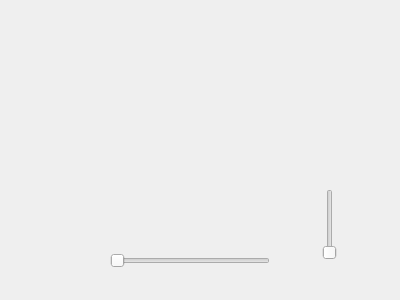
TG-theghost/media, file mediawidget.ui: the form before one commit.
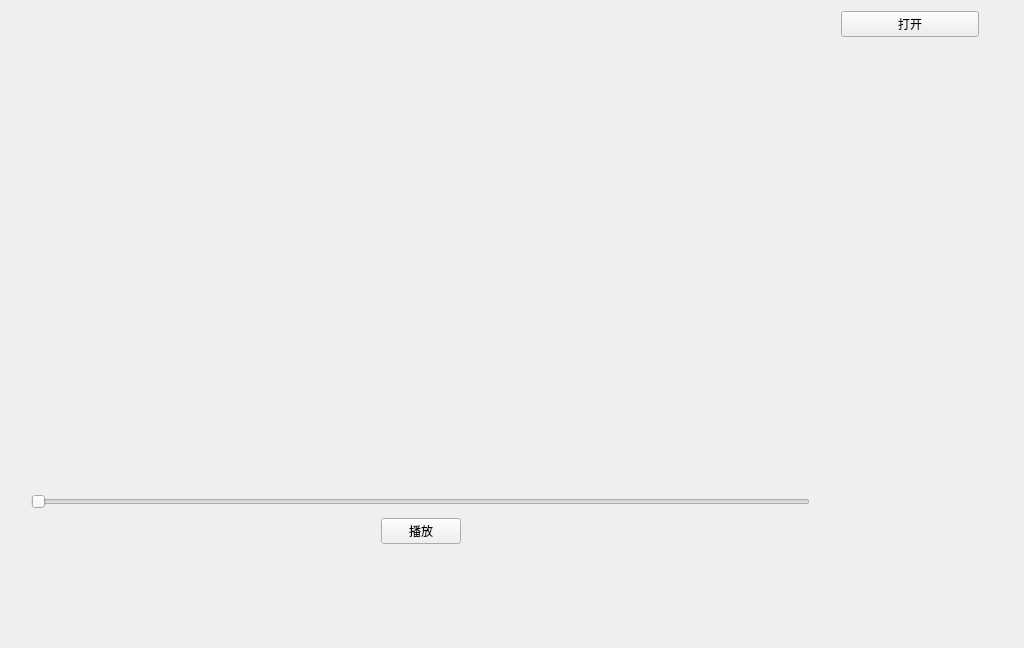
The form after the commit.

Commit message: 0826最简单没有什么功能播放器

What changed in the file:
```diff
--- a/mediawidget.ui
+++ b/mediawidget.ui
@@ -6,37 +6,112 @@
    <rect>
     <x>0</x>
     <y>0</y>
-    <width>400</width>
-    <height>300</height>
+    <width>1024</width>
+    <height>648</height>
    </rect>
   </property>
   <property name="windowTitle">
    <string>Widget</string>
   </property>
-  <widget class="QSlider" name="horizontalSlider">
+  <widget class="QWidget" name="verticalLayoutWidget">
    <property name="geometry">
     <rect>
-     <x>110</x>
-     <y>250</y>
+     <x>20</x>
+     <y>480</y>
+     <width>801</width>
+     <height>80</height>
+    </rect>
+   </property>
+   <layout class="QVBoxLayout" name="verticalLayout">
+    <item>
+     <widget class="QSlider" name="horizontalSlider">
+      <property name="orientation">
+       <enum>Qt::Horizontal</enum>
+      </property>
+     </widget>
+    </item>
+    <item>
+     <layout class="QHBoxLayout" name="horizontalLayout">
+      <item>
+       <spacer name="horizontalSpacer">
+        <property name="orientation">
+         <enum>Qt::Horizontal</enum>
+        </property>
+        <property name="sizeHint" stdset="0">
+         <size>
+          <width>40</width>
+          <height>20</height>
+         </size>
+        </property>
+       </spacer>
+      </item>
+      <item>
+       <widget class="QPushButton" name="pushButton_2">
+        <property name="text">
+         <string>播放</string>
+        </property>
+       </widget>
+      </item>
+      <item>
+       <spacer name="horizontalSpacer_2">
+        <property name="orientation">
+         <enum>Qt::Horizontal</enum>
+        </property>
+        <property name="sizeHint" stdset="0">
+         <size>
+          <width>40</width>
+          <height>20</height>
+         </size>
+        </property>
+       </spacer>
+      </item>
+     </layout>
+    </item>
+   </layout>
+  </widget>
+  <widget class="QWidget" name="verticalLayoutWidget_2">
+   <property name="geometry">
+    <rect>
+     <x>830</x>
+     <y>0</y>
      <width>160</width>
-     <height>22</height>
+     <height>641</height>
     </rect>
    </property>
-   <property name="orientation">
-    <enum>Qt::Horizontal</enum>
-   </property>
+   <layout class="QVBoxLayout" name="verticalLayout_2">
+    <item>
+     <widget class="QPushButton" name="pushButton">
+      <property name="text">
+       <string>打开</string>
+      </property>
+     </widget>
+    </item>
+    <item>
+     <spacer name="verticalSpacer">
+      <property name="orientation">
+       <enum>Qt::Vertical</enum>
+      </property>
+      <property name="sizeHint" stdset="0">
+       <size>
+        <width>20</width>
+        <height>40</height>
+       </size>
+      </property>
+     </spacer>
+    </item>
+   </layout>
   </widget>
-  <widget class="QSlider" name="verticalSlider">
+  <widget class="QLabel" name="label">
    <property name="geometry">
     <rect>
-     <x>320</x>
-     <y>189</y>
-     <width>20</width>
-     <height>71</height>
+     <x>20</x>
+     <y>20</y>
+     <width>800</width>
+     <height>450</height>
     </rect>
    </property>
-   <property name="orientation">
-    <enum>Qt::Vertical</enum>
+   <property name="text">
+    <string/>
    </property>
   </widget>
  </widget>
```
The commit also changes 4 other files.
